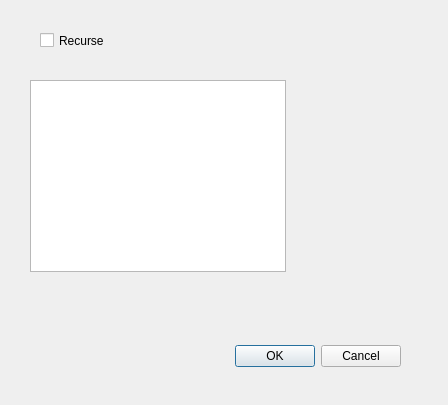
Before: the Qt Designer form gui/common.ui in CraigDawson/yapygrep, drawn with Qt 5.
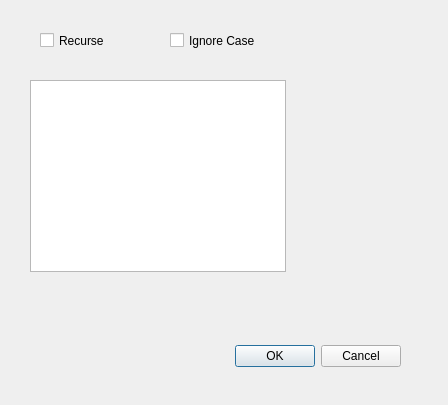
After: the same form once the commit is applied.

Commit message: Added ignore case switch

Diff of the .ui file:
```diff
--- a/gui/common.ui
+++ b/gui/common.ui
@@ -52,6 +52,19 @@
     </rect>
    </property>
   </widget>
+  <widget class="QCheckBox" name="checkBox_2">
+   <property name="geometry">
+    <rect>
+     <x>170</x>
+     <y>30</y>
+     <width>131</width>
+     <height>21</height>
+    </rect>
+   </property>
+   <property name="text">
+    <string>Ignore Case</string>
+   </property>
+  </widget>
  </widget>
  <resources/>
  <connections>
```
The commit also changes 2 other files.
